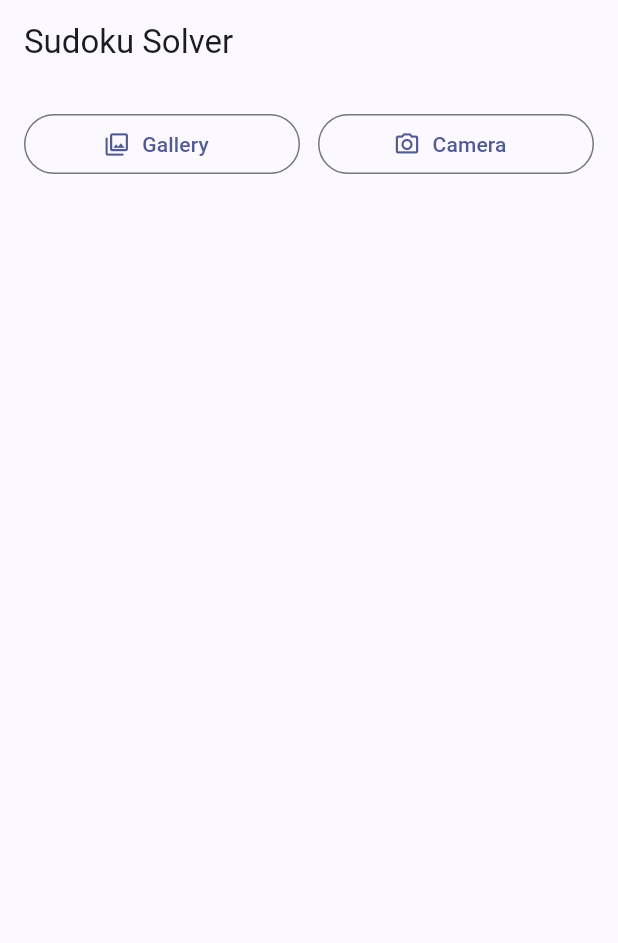
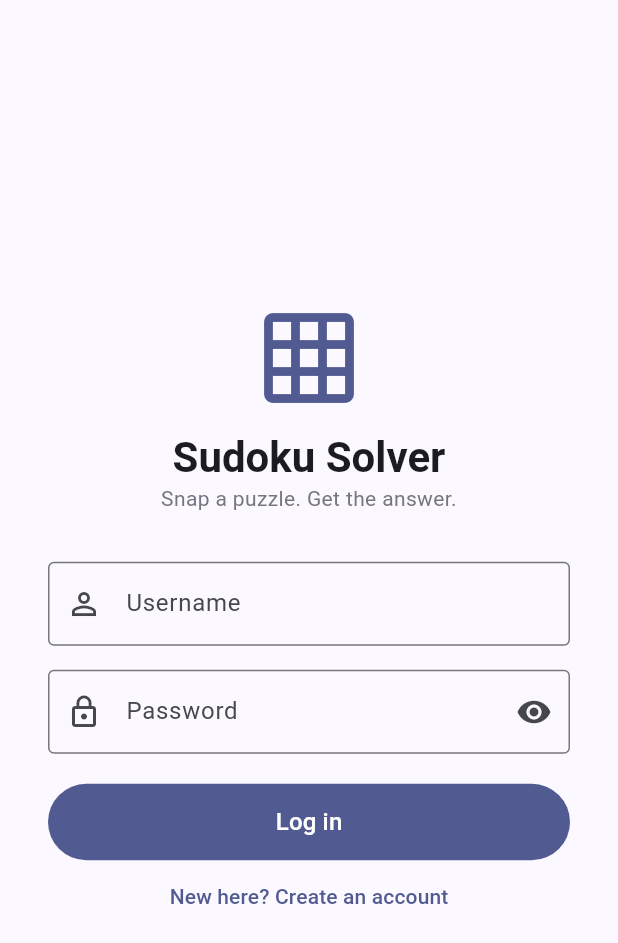
Before and after one commit to GuptaOum/vision-motion-lab, a Flutter app: the screen it shows after launch, on a phone screen of 412 x 824 dp. Shown: the top 943 px of the screen. Run offline on Flutter 3.47's test engine with Material 3 defaults, Android fonts, the phone set to English and light mode, and no system bars; our stand-ins replace image_picker, shared_preferences.

Commit message:
Add accounts + solve history: JWT auth, SQLite store, login/history screens, auto-save on solve

```diff
--- a/sudoko_flutter_app/lib/main.dart
+++ b/sudoko_flutter_app/lib/main.dart
@@ -1,6 +1,8 @@
 import 'package:flutter/material.dart';
 
+import 'screens/login_screen.dart';
 import 'screens/sudoku_solver_screen.dart';
+import 'services/session.dart';
 
 void main() => runApp(const SudokuSolverApp());
 
@@ -13,7 +15,35 @@ class SudokuSolverApp extends StatelessWidget {
       title: 'Sudoku Solver',
       debugShowCheckedModeBanner: false,
       theme: ThemeData(colorSchemeSeed: Colors.indigo, useMaterial3: true),
-      home: const SudokuSolverScreen(),
+      darkTheme: ThemeData(
+        colorSchemeSeed: Colors.indigo,
+        brightness: Brightness.dark,
+        useMaterial3: true,
+      ),
+      themeMode: ThemeMode.system,
+      home: const _StartupGate(),
     );
   }
 }
+
+/// Routes to the solver when a session exists, otherwise to login.
+class _StartupGate extends StatelessWidget {
+  const _StartupGate();
+
+  @override
+  Widget build(BuildContext context) {
+    return FutureBuilder<String?>(
+      future: Session.token(),
+      builder: (context, snapshot) {
+        if (snapshot.connectionState != ConnectionState.done) {
+          return const Scaffold(
+            body: Center(child: CircularProgressIndicator()),
+          );
+        }
+        return snapshot.data == null
+            ? const LoginScreen()
+            : const SudokuSolverScreen();
+      },
+    );
+  }
+}
--- /dev/null
+++ b/sudoko_flutter_app/lib/screens/login_screen.dart
@@ -0,0 +1,174 @@
+import 'package:flutter/material.dart';
+
+import '../services/auth_api.dart';
+import '../services/session.dart';
+import '../services/sudoku_api.dart';
+import 'sudoku_solver_screen.dart';
+
+class LoginScreen extends StatefulWidget {
+  const LoginScreen({super.key});
+
+  @override
+  State<LoginScreen> createState() => _LoginScreenState();
+}
+
+class _LoginScreenState extends State<LoginScreen> {
+  final _auth = AuthApi();
+  final _formKey = GlobalKey<FormState>();
+  final _usernameCtrl = TextEditingController();
+  final _passwordCtrl = TextEditingController();
+
+  bool _isSignup = false;
+  bool _loading = false;
+  bool _obscure = true;
+  String? _error;
+
+  @override
+  void dispose() {
+    _usernameCtrl.dispose();
+    _passwordCtrl.dispose();
+    super.dispose();
+  }
+
+  Future<void> _submit() async {
+    if (!_formKey.currentState!.validate()) return;
+    setState(() {
+      _loading = true;
+      _error = null;
+    });
+    try {
+      final username = _usernameCtrl.text.trim();
+      final password = _passwordCtrl.text;
+      final result = _isSignup
+          ? await _auth.signup(username, password)
+          : await _auth.login(username, password);
+      await Session.save(result.token, result.username);
+      if (!mounted) return;
+      Navigator.of(context).pushReplacement(
+        MaterialPageRoute(builder: (_) => const SudokuSolverScreen()),
+      );
+    } on SudokuApiException catch (e) {
+      setState(() => _error = e.message);
+    } catch (e) {
+      setState(() => _error = 'Something went wrong: $e');
+    } finally {
+      if (mounted) setState(() => _loading = false);
+    }
+  }
+
+  @override
+  Widget build(BuildContext context) {
+    final theme = Theme.of(context);
+    return Scaffold(
+      body: SafeArea(
+        child: Center(
+          child: SingleChildScrollView(
+            padding: const EdgeInsets.symmetric(horizontal: 32, vertical: 24),
+            child: Form(
+              key: _formKey,
+              child: Column(
+                mainAxisAlignment: MainAxisAlignment.center,
+                crossAxisAlignment: CrossAxisAlignment.stretch,
+                children: [
+                  Icon(Icons.grid_on,
+                      size: 72, color: theme.colorScheme.primary),
+                  const SizedBox(height: 12),
+                  Text(
+                    'Sudoku Solver',
+                    textAlign: TextAlign.center,
+                    style: theme.textTheme.headlineMedium
+                        ?.copyWith(fontWeight: FontWeight.bold),
+                  ),
+                  Text(
+                    'Snap a puzzle. Get the answer.',
+                    textAlign: TextAlign.center,
+                    style: theme.textTheme.bodyMedium
+                        ?.copyWith(color: theme.colorScheme.outline),
+                  ),
+                  const SizedBox(height: 32),
+                  TextFormField(
+                    controller: _usernameCtrl,
+                    enabled: !_loading,
+                    autofillHints: const [AutofillHints.username],
+                    decoration: const InputDecoration(
+                      labelText: 'Username',
+                      prefixIcon: Icon(Icons.person_outline),
+                      border: OutlineInputBorder(),
+                    ),
+                    validator: (v) {
+                      final t = (v ?? '').trim();
+                      if (t.length < 3) return 'At least 3 characters';
+                      if (!RegExp(r'^\w+$').hasMatch(t)) {
+                        return 'Letters, digits, underscores only';
+                      }
+                      return null;
+                    },
+                  ),
+                  const SizedBox(height: 16),
+                  TextFormField(
+                    controller: _passwordCtrl,
+                    enabled: !_loading,
+                    obscureText: _obscure,
+                    autofillHints: const [AutofillHints.password],
+                    decoration: InputDecoration(
+                      labelText: 'Password',
+                      prefixIcon: const Icon(Icons.lock_outline),
+                      border: const OutlineInputBorder(),
+                      suffixIcon: IconButton(
+                        icon: Icon(
+                            _obscure ? Icons.visibility : Icons.visibility_off),
+                        onPressed: () => setState(() => _obscure = !_obscure),
+                      ),
+                    ),
+                    validator: (v) =>
+                        (v ?? '').length < 6 ? 'At least 6 characters' : null,
+                    onFieldSubmitted: (_) => _submit(),
+                  ),
+                  const SizedBox(height: 20),
+                  if (_error != null) ...[
+                    Card(
+                      color: theme.colorScheme.errorContainer,
+                      child: Padding(
+                        padding: const EdgeInsets.all(12),
+                        child: Text(
+                          _error!,
+                          style: TextStyle(
+                              color: theme.colorScheme.onErrorContainer),
+                        ),
+                      ),
+                    ),
+                    const SizedBox(height: 12),
+                  ],
+                  FilledButton(
+                    onPressed: _loading ? null : _submit,
+                    style: FilledButton.styleFrom(
+                        padding: const EdgeInsets.symmetric(vertical: 14)),
+                    child: _loading
+                        ? const SizedBox(
+                            width: 20,
+                            height: 20,
+                            child: CircularProgressIndicator(strokeWidth: 2),
+                          )
+                        : Text(_isSignup ? 'Create account' : 'Log in',
+                            style: const TextStyle(fontSize: 16)),
+                  ),
+                  TextButton(
+                    onPressed: _loading
+                        ? null
+                        : () => setState(() {
+                              _isSignup = !_isSignup;
+                              _error = null;
+                            }),
+                    child: Text(_isSignup
+                        ? 'Have an account? Log in'
+                        : 'New here? Create an account'),
+                  ),
+                ],
+              ),
+            ),
+          ),
+        ),
+      ),
+    );
+  }
+}
--- /dev/null
+++ b/sudoko_flutter_app/lib/services/auth_api.dart
@@ -0,0 +1,51 @@
+import 'dart:convert';
+
+import 'package:http/http.dart' as http;
+
+import 'sudoku_api.dart' show SudokuApiException, kServerBaseUrl;
+
+class AuthApi {
+  final String baseUrl;
+
+  AuthApi({this.baseUrl = kServerBaseUrl});
+
+  Future<({String token, String username})> login(
+          String username, String password) =>
+      _post('/auth/login', username, password);
+
+  Future<({String token, String username})> signup(
+          String username, String password) =>
+      _post('/auth/signup', username, password);
+
+  Future<({String token, String username})> _post(
+      String path, String username, String password) async {
+    http.Response response;
+    try {
+      response = await http.post(
+        Uri.parse('$baseUrl$path'),
+        headers: {'Content-Type': 'application/json'},
+        body: jsonEncode({'username': username, 'password': password}),
+      );
+    } catch (_) {
+      throw SudokuApiException(
+          'Could not reach the server. Are you online?');
+    }
+    final body = jsonDecode(response.body) as Map<String, dynamic>;
+    if (response.statusCode == 200) {
+      return (
+        token: body['token'] as String,
+        username: body['username'] as String
+      );
+    }
+    final detail = body['detail'];
+    if (detail is List) {
+      // FastAPI validation errors
+      final msg = detail
+          .map((e) => (e as Map)['msg']?.toString() ?? '')
+          .where((m) => m.isNotEmpty)
+          .join('\n');
+      throw SudokuApiException(msg.isEmpty ? 'Invalid input.' : msg);
+    }
+    throw SudokuApiException(detail?.toString() ?? 'Request failed.');
+  }
+}
--- /dev/null
+++ b/sudoko_flutter_app/lib/services/session.dart
@@ -0,0 +1,29 @@
+import 'package:shared_preferences/shared_preferences.dart';
+
+/// Persists the logged-in user's token + name across app restarts.
+class Session {
+  static const _kToken = 'auth_token';
+  static const _kUsername = 'username';
+
+  static Future<void> save(String token, String username) async {
+    final prefs = await SharedPreferences.getInstance();
+    await prefs.setString(_kToken, token);
+    await prefs.setString(_kUsername, username);
+  }
+
+  static Future<String?> token() async {
+    final prefs = await SharedPreferences.getInstance();
+    return prefs.getString(_kToken);
+  }
+
+  static Future<String?> username() async {
+    final prefs = await SharedPreferences.getInstance();
+    return prefs.getString(_kUsername);
+  }
+
+  static Future<void> clear() async {
+    final prefs = await SharedPreferences.getInstance();
+    await prefs.remove(_kToken);
+    await prefs.remove(_kUsername);
+  }
+}
--- a/sudoko_flutter_app/pubspec.yaml
+++ b/sudoko_flutter_app/pubspec.yaml
@@ -1,7 +1,7 @@
 name: sudoku_solver
 description: Pick a Sudoku photo and solve it via the FastAPI backend.
 publish_to: 'none'
-version: 2.0.0+2
+version: 3.0.0+3
 
 environment:
   sdk: '>=3.0.0 <4.0.0'
@@ -11,6 +11,8 @@ dependencies:
     sdk: flutter
   http: ^1.2.0
   image_picker: ^1.1.2
+  shared_preferences: ^2.3.0
+  intl: ^0.19.0
 
 dev_dependencies:
   flutter_lints: ^4.0.0
```
Also changed, not shown: sudoko_flutter_app/lib/screens/history_screen.dart (added, +175 -0 lines), sudoko_flutter_app/lib/screens/sudoku_solver_screen.dart (+78 -1 lines), sudoko_flutter_app/lib/services/sudoku_api.dart (+81 -16 lines), 3 other files.
